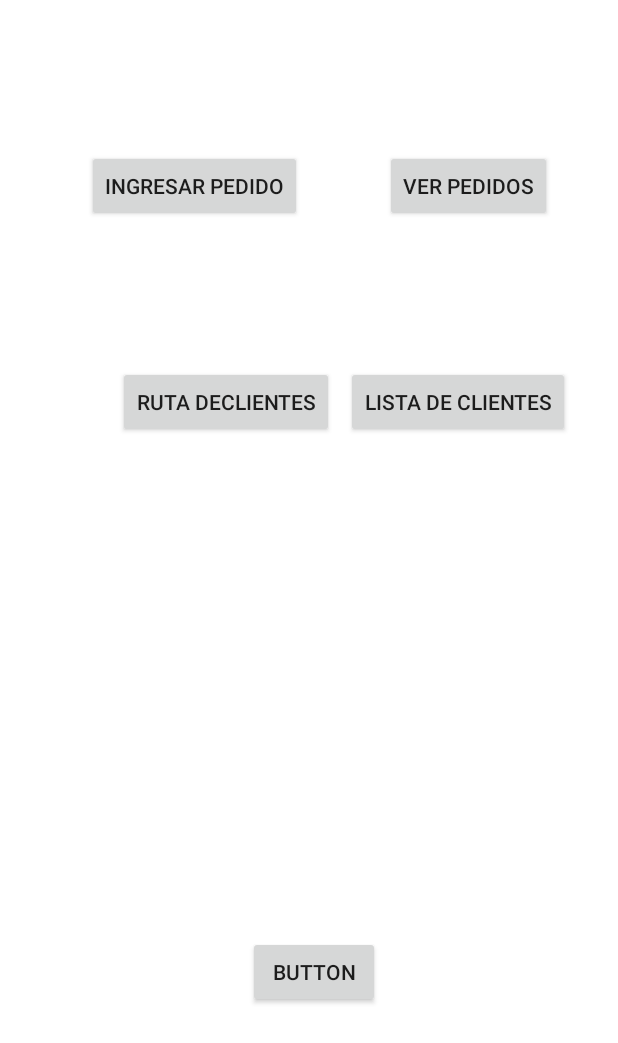
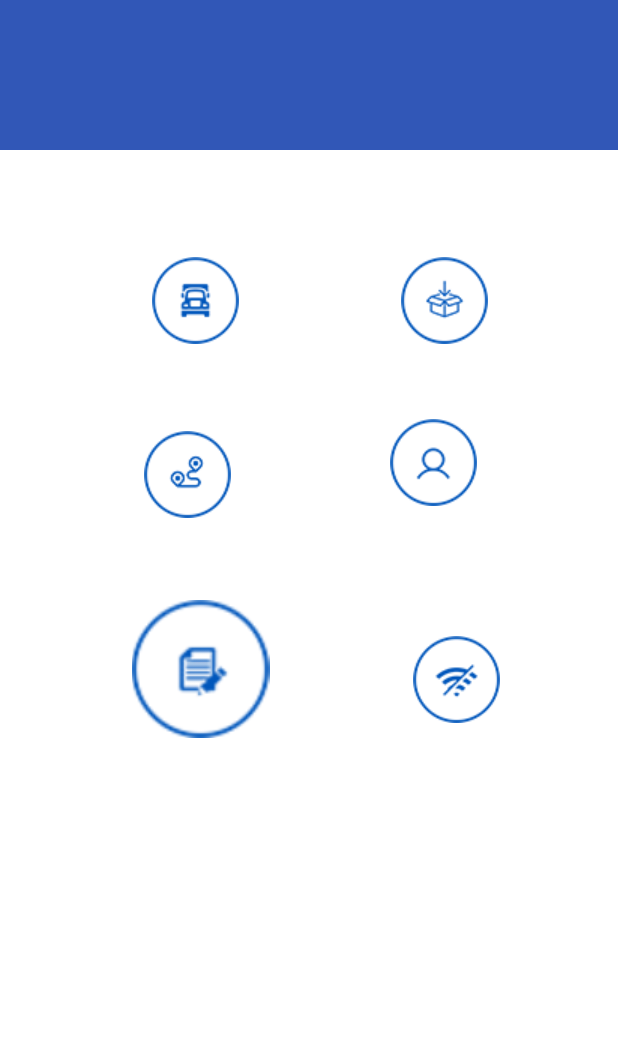
Before and after one commit to israel1x/AppCamaleon, an Android app: the MenuPrincipal screen opened directly, with no data from a screen before it, on a phone screen of 412 x 824 dp. Shown: the top 1043 px of the screen. Run offline under Robolectric (Android 15) with nearby library versions, the phone set to English and light mode, and no system bars.

Commit message:
Estilos a la vista del menu principal

```diff
--- a/app/src/main/java/com/example/pasantias/appcamaleon/MenuPrincipal.java
+++ b/app/src/main/java/com/example/pasantias/appcamaleon/MenuPrincipal.java
@@ -5,29 +5,32 @@ import android.support.v7.app.AppCompatActivity;
 import android.os.Bundle;
 import android.view.View;
 import android.widget.Button;
+import android.widget.ImageButton;
 
 public class MenuPrincipal extends AppCompatActivity {
 
-    private Button btIngresarPedido;
-    private Button btVerPedidos;
-    private Button btRutaDeClientes;
-    private Button btListaClientes;
-    private Button btPedidosOffline;
+    private ImageButton btVerPedidos;
+    private ImageButton btRutaClientes;
+    private ImageButton btListClientes;
+    private ImageButton btOffline;
+    private ImageButton btIngPedidos;
+    private ImageButton btReportes;
 
     @Override
     protected void onCreate(Bundle savedInstanceState) {
         super.onCreate(savedInstanceState);
         setContentView(R.layout.activity_menu_principal);
 
-
-        btIngresarPedido = (Button) findViewById(R.id.bt_ingresar_pedido);
-        btVerPedidos = (Button) findViewById(R.id.bt_ver_pedidos);
-        btRutaDeClientes = (Button) findViewById(R.id.bt_ruta_de_clientes);
-        btListaClientes = (Button) findViewById(R.id.bt_lista_clientes);
-        btPedidosOffline = (Button) findViewById(R.id.bt_pedidos_offline);
+        btVerPedidos = (ImageButton) findViewById(R.id.bt_ver_pedidos);
+        btRutaClientes = (ImageButton) findViewById(R.id.bt_ruta_clientes);
+        btListClientes = (ImageButton) findViewById(R.id.bt_list_clientes);
+        btOffline = (ImageButton) findViewById(R.id.bt_offline);
+        btIngPedidos = (ImageButton) findViewById(R.id.bt_ing_pedidos);
+        //btReportes = (ImageButton) findViewById(R.id.bt_reportes);
 
 
-        btListaClientes.setOnClickListener(new View.OnClickListener() {
+
+        btListClientes.setOnClickListener(new View.OnClickListener() {
             @Override
             public void onClick(View view) {
                 Intent i = new Intent(MenuPrincipal.this, ListaClientes.class);
@@ -35,7 +38,7 @@ public class MenuPrincipal extends AppCompatActivity {
             }
         });
 
-        btRutaDeClientes.setOnClickListener(new View.OnClickListener() {
+        btRutaClientes.setOnClickListener(new View.OnClickListener() {
             @Override
             public void onClick(View view) {
                 Intent i = new Intent(MenuPrincipal.this, MapsActivity.class);
--- a/app/src/main/res/drawable/menuprincipal_background.xml
+++ b/app/src/main/res/drawable/menuprincipal_background.xml
@@ -2,12 +2,21 @@
 <layer-list xmlns:android="http://schemas.android.com/apk/res/android">
 
     <item>
+        <shape android:shape="rectangle">
+            <solid
+                android:color="#3157B7"/>
+        </shape>
+    </item>
+
+    <item android:top="100dp"
+        android:bottom="-300dp"
+        android:left="0dp"
+        android:right="-300dp">
+        <shape
+            android:shape="rectangle">
+            <solid
+                android:color="#ffffff"/>
+        </shape>
 
     </item>
-
-    <item>
-
-    </item>
-
-
 </layer-list>
--- a/app/src/main/res/layout/activity_menu_principal.xml
+++ b/app/src/main/res/layout/activity_menu_principal.xml
@@ -4,68 +4,91 @@
     xmlns:tools="http://schemas.android.com/tools"
     android:layout_width="match_parent"
     android:layout_height="match_parent"
-    android:background="#ffffff"
+    android:background="@drawable/menuprincipal_background"
     tools:context=".MenuPrincipal">
 
-    <Button
-        android:id="@+id/bt_ingresar_pedido"
-        android:layout_width="wrap_content"
-        android:layout_height="wrap_content"
+
+    <ImageButton
+        android:id="@+id/bt_ver_pedidos"
+        android:layout_width="80dp"
+        android:layout_height="80dp"
+        android:layout_marginEnd="76dp"
+        android:layout_marginTop="160dp"
+        android:background="@color/cardview_light_background"
+        app:layout_constraintEnd_toEndOf="parent"
+        app:layout_constraintTop_toTopOf="parent"
+        app:srcCompat="@drawable/me_ver_pedidos" />
+
+    <ImageButton
+        android:id="@+id/bt_ruta_clientes"
+        android:layout_width="81dp"
+        android:layout_height="80dp"
+        android:layout_marginStart="84dp"
+        android:layout_marginTop="36dp"
+        android:background="?selectableItemBackground"
+        app:layout_constraintStart_toStartOf="parent"
+        app:layout_constraintTop_toBottomOf="@+id/bt_ing_pedidos"
+        app:srcCompat="@drawable/me_rut_clientes" />
+
+    <ImageButton
+        android:id="@+id/bt_list_clientes"
+        android:layout_width="80dp"
+        android:layout_height="80dp"
         android:layout_marginEnd="8dp"
         android:layout_marginStart="8dp"
-        android:layout_marginTop="100dp"
-        android:text="Ingresar pedido"
-        app:layout_constraintEnd_toStartOf="@+id/bt_ver_pedidos"
-        app:layout_constraintHorizontal_bias="0.515"
-        app:layout_constraintStart_toStartOf="parent"
-        app:layout_constraintTop_toTopOf="parent" />
+        android:layout_marginTop="28dp"
+        android:background="?selectableItemBackground"
+        app:layout_constraintEnd_toEndOf="parent"
+        app:layout_constraintHorizontal_bias="0.5"
+        app:layout_constraintStart_toEndOf="@+id/bt_ruta_clientes"
+        app:layout_constraintTop_toBottomOf="@+id/bt_ver_pedidos"
 
-    <Button
-        android:id="@+id/bt_ver_pedidos"
-        android:layout_width="wrap_content"
-        android:layout_height="wrap_content"
-        android:layout_marginEnd="44dp"
-        android:layout_marginTop="100dp"
-        android:text="Ver pedidos"
-        app:layout_constraintEnd_toEndOf="parent"
-        app:layout_constraintTop_toTopOf="parent" />
+        app:srcCompat="@drawable/me_list_clientes" />
 
-    <Button
-        android:id="@+id/bt_ruta_de_clientes"
-        android:layout_width="wrap_content"
-        android:layout_height="wrap_content"
-        android:layout_marginEnd="8dp"
-        android:layout_marginStart="76dp"
-        android:layout_marginTop="96dp"
-        android:text="Ruta deClientes"
-        app:layout_constraintEnd_toStartOf="@+id/bt_lista_clientes"
-        app:layout_constraintHorizontal_bias="1.0"
-        app:layout_constraintStart_toStartOf="parent"
-        app:layout_constraintTop_toBottomOf="@+id/bt_ingresar_pedido" />
-
-    <Button
-        android:id="@+id/bt_lista_clientes"
-        android:layout_width="wrap_content"
-        android:layout_height="wrap_content"
-        android:layout_marginEnd="32dp"
-        android:layout_marginTop="96dp"
-        android:text="Lista de Clientes"
-        app:layout_constraintEnd_toEndOf="parent"
-        app:layout_constraintTop_toBottomOf="@+id/bt_ver_pedidos" />
-
-    <Button
-        android:id="@+id/bt_pedidos_offline"
-        android:layout_width="wrap_content"
-        android:layout_height="wrap_content"
-        android:layout_marginBottom="152dp"
-        android:layout_marginEnd="60dp"
-        android:layout_marginStart="8dp"
-        android:layout_marginTop="8dp"
-        android:text="Button"
+    <ImageButton
+        android:id="@+id/bt_offline"
+        android:layout_width="80dp"
+        android:layout_height="80dp"
+        android:layout_marginBottom="8dp"
+        android:layout_marginEnd="68dp"
+        android:layout_marginTop="52dp"
+        android:background="@color/cardview_light_background"
         app:layout_constraintBottom_toBottomOf="parent"
         app:layout_constraintEnd_toEndOf="parent"
-        app:layout_constraintHorizontal_bias="0.614"
+        app:layout_constraintTop_toBottomOf="@+id/bt_list_clientes"
+        app:layout_constraintVertical_bias="0.037"
+        app:srcCompat="@drawable/me_pedi_offline" />
+
+    <ImageButton
+        android:id="@+id/bt_ing_pedidos"
+        android:layout_width="80dp"
+        android:layout_height="80dp"
+        android:layout_marginEnd="8dp"
+        android:layout_marginStart="68dp"
+        android:layout_marginTop="160dp"
+        android:background="@color/cardview_light_background"
+        app:layout_constraintEnd_toStartOf="@+id/bt_ver_pedidos"
+        app:layout_constraintHorizontal_bias="0.222"
         app:layout_constraintStart_toStartOf="parent"
-        app:layout_constraintTop_toBottomOf="@+id/bt_lista_clientes"
-        app:layout_constraintVertical_bias="1.0" />
+        app:layout_constraintTop_toTopOf="parent"
+        app:srcCompat="@drawable/me_ing_pedido"/>
+
+    <ImageView
+        android:id="@+id/iv_reportes"
+        android:background="?selectableItemBackground"
+        android:elevation="5dp"
+        android:layout_width="102dp"
+        android:layout_height="92dp"
+        android:layout_marginBottom="8dp"
+        android:layout_marginEnd="48dp"
+        android:layout_marginStart="8dp"
+        android:layout_marginTop="44dp"
+        app:layout_constraintBottom_toBottomOf="parent"
+        app:layout_constraintEnd_toStartOf="@+id/bt_offline"
+        app:layout_constraintHorizontal_bias="0.705"
+        app:layout_constraintStart_toStartOf="parent"
+        app:layout_constraintTop_toBottomOf="@+id/bt_ruta_clientes"
+        app:layout_constraintVertical_bias="0.0"
+        app:srcCompat="@drawable/me_ver_reportes" />
+
 </android.support.constraint.ConstraintLayout>
```
Also changed, not shown: app/src/main/ic_descargar-web.png (added), app/src/main/res/drawable/descarga.png (added), app/src/main/res/drawable/me_ing_pedido.png (added), app/src/main/res/drawable/me_list_clientes.png (added), app/src/main/res/drawable/me_pedi_offline.png (added), app/src/main/res/drawable/me_rut_clientes.png (added), app/src/main/res/drawable/me_ver_pedidos.png (added), app/src/main/res/drawable/me_ver_reportes.png (added), app/src/main/res/mipmap-hdpi/ic_descargar.png (added), app/src/main/res/mipmap-mdpi/ic_descargar.png (added), app/src/main/res/mipmap-xhdpi/ic_descargar.png (added), app/src/main/res/mipmap-xxhdpi/ic_descargar.png (added), app/src/main/res/mipmap-xxxhdpi/ic_descargar.png (added).
